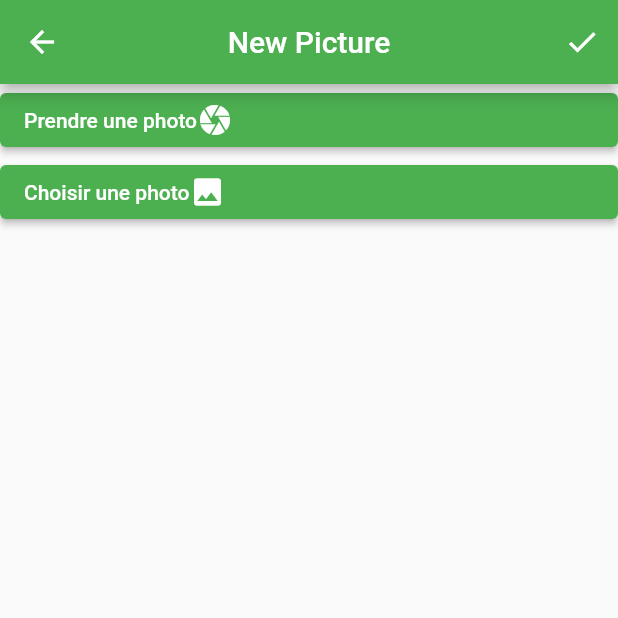
After one commit to Malolpv/Arosaje, a Flutter app: the PickImage screen opened directly, after a tap on "Prendre une photo", on a phone screen of 412 x 824 dp, the top half of it. The commit adds this screen. Run offline on Flutter 3.47's test engine with Material 2 defaults, Android fonts, the phone set to English and light mode, and no system bars; our stand-ins replace image_picker; accounts and stored records are empty.

Commit message:
image selection

```diff
--- /dev/null
+++ b/lib/screens/pick_image.dart
@@ -0,0 +1,67 @@
+import 'dart:io';
+
+import 'package:arosaje/viewmodels/pick_image_view_model.dart';
+import 'package:flutter/material.dart';
+
+import 'package:image_picker/image_picker.dart';
+
+class PickImage extends StatefulWidget {
+  final PickImageViewModel _viewModel;
+
+  const PickImage(this._viewModel, {super.key});
+
+  @override
+  State<StatefulWidget> createState() => _PickImageState();
+}
+
+class _PickImageState extends State<PickImage> {
+  void _pickImage(ImageSource source) async {
+    final ImagePicker imagePicker = ImagePicker();
+    final imageFile = await imagePicker.pickImage(source: source);
+    widget._viewModel.selectImage(imageFile);
+  }
+
+  @override
+  Widget build(BuildContext context) {
+    return Scaffold(
+      appBar: AppBar(
+        title: const Text("New Picture"),
+        centerTitle: true,
+        actions: [
+          IconButton(
+              onPressed: () {
+                //TODO IMPLEMENTER LA VALIDATION
+              },
+              icon: const Icon(Icons.check))
+        ],
+      ),
+      body: Center(
+        child: Column(
+          children: [
+            // if (widget._viewModel.image != null &&
+            //     widget._viewModel.getErrorMessage != null)
+            //   Image.file(File(widget._viewModel.getPath()))
+            // else
+            //   Text(widget._viewModel.getErrorMessage ?? ""),
+            ElevatedButton(
+                onPressed: () => _pickImage(ImageSource.camera),
+                child: Row(
+                  children: const [
+                    Text("Prendre une photo"),
+                    Icon(Icons.camera)
+                  ],
+                )),
+            ElevatedButton(
+                onPressed: () => _pickImage(ImageSource.gallery),
+                child: Row(
+                  children: const [
+                    Text("Choisir une photo"),
+                    Icon(Icons.photo)
+                  ],
+                ))
+          ],
+        ),
+      ),
+    );
+  }
+}
--- /dev/null
+++ b/lib/viewmodels/pick_image_view_model.dart
@@ -0,0 +1,31 @@
+import 'package:arosaje/viewmodels/base_view_model.dart';
+import 'package:image_picker/image_picker.dart';
+
+class PickImageViewModel extends BaseViewModel {
+  XFile? _image;
+  XFile? get image => _image;
+
+  void selectImage(XFile? image) {
+    if (image != null) {
+      _image = image;
+      errorMessage = null;
+    } else {
+      errorMessage = "Erreur : Impossible de sélectionner cette image";
+    }
+    notifyListeners();
+  }
+
+  String getPath() {
+    final image = _image;
+    String path = "";
+    if (image != null) {
+      path = image.path;
+    }
+    return path;
+  }
+
+  void saveImage() async {
+    //TODO implémenter la fonction save image
+    throw UnimplementedError("A implémenter");
+  }
+}
```
Also changed, not shown: lib/navigation/navigation_delegate.dart (+22 -7 lines), lib/screens/plant_details.dart (+1 -9 lines), lib/viewmodels/plant_detail_view_model.dart (+10 -1 lines).
